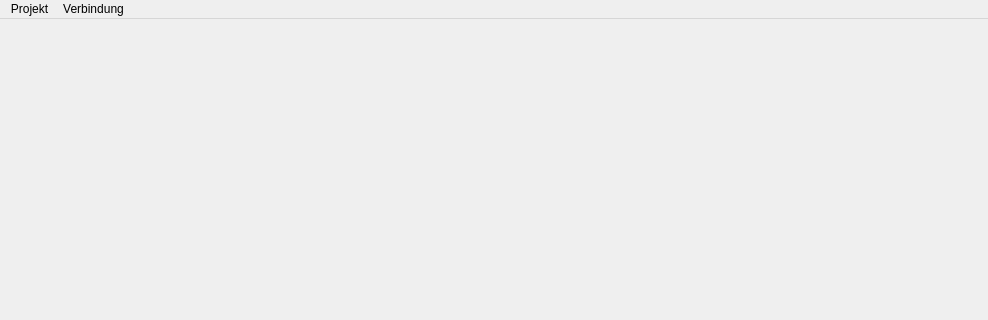
This is mainwindow.ui in Arial7/AControl as Qt 5 draws it before an edit; both pictures show x 0 to 988 and y 0 to 320 of the 988 by 599 pixel window. The edited form follows.
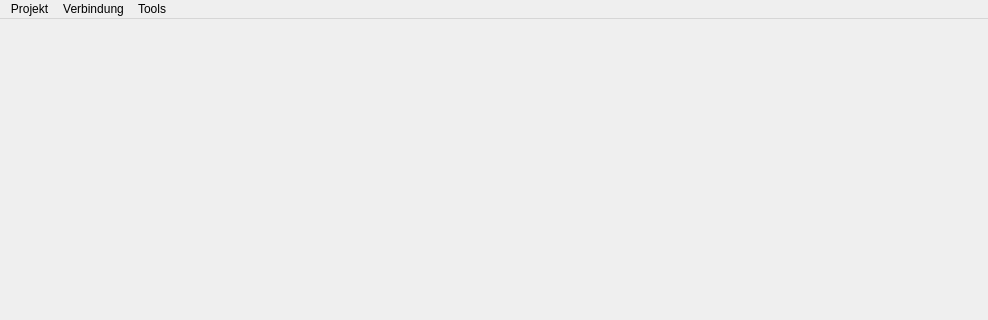
This is the edited form.

```diff
--- a/mainwindow.ui
+++ b/mainwindow.ui
@@ -36,7 +36,7 @@
     <property name="geometry">
      <rect>
       <x>10</x>
-      <y>390</y>
+      <y>410</y>
       <width>971</width>
       <height>151</height>
      </rect>
@@ -67,7 +67,7 @@
      <x>0</x>
      <y>0</y>
      <width>988</width>
-     <height>27</height>
+     <height>19</height>
     </rect>
    </property>
    <widget class="QMenu" name="menuProject">
@@ -100,10 +100,19 @@
     <addaction name="separator"/>
     <addaction name="menuConnectionPort"/>
     <addaction name="separator"/>
-    <addaction name="actionSearch"/>
+    <addaction name="actionSearchPorts"/>
+   </widget>
+   <widget class="QMenu" name="menuTools">
+    <property name="title">
+     <string>Tools</string>
+    </property>
+    <addaction name="actionSettings"/>
+    <addaction name="separator"/>
+    <addaction name="actionQuit"/>
    </widget>
    <addaction name="menuProject"/>
    <addaction name="menuConnection"/>
+   <addaction name="menuTools"/>
   </widget>
   <widget class="QStatusBar" name="statusBar"/>
   <action name="actionOpenProject">
```
Left out of the diff: 24 changed lines with no effect on the pictures.
